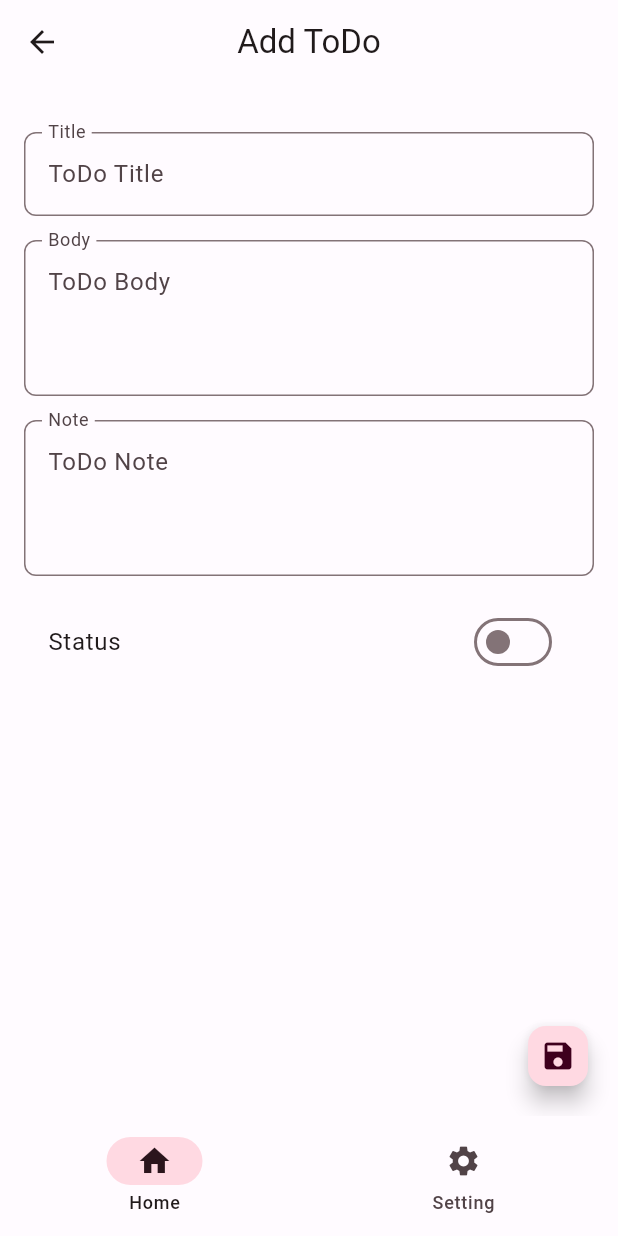
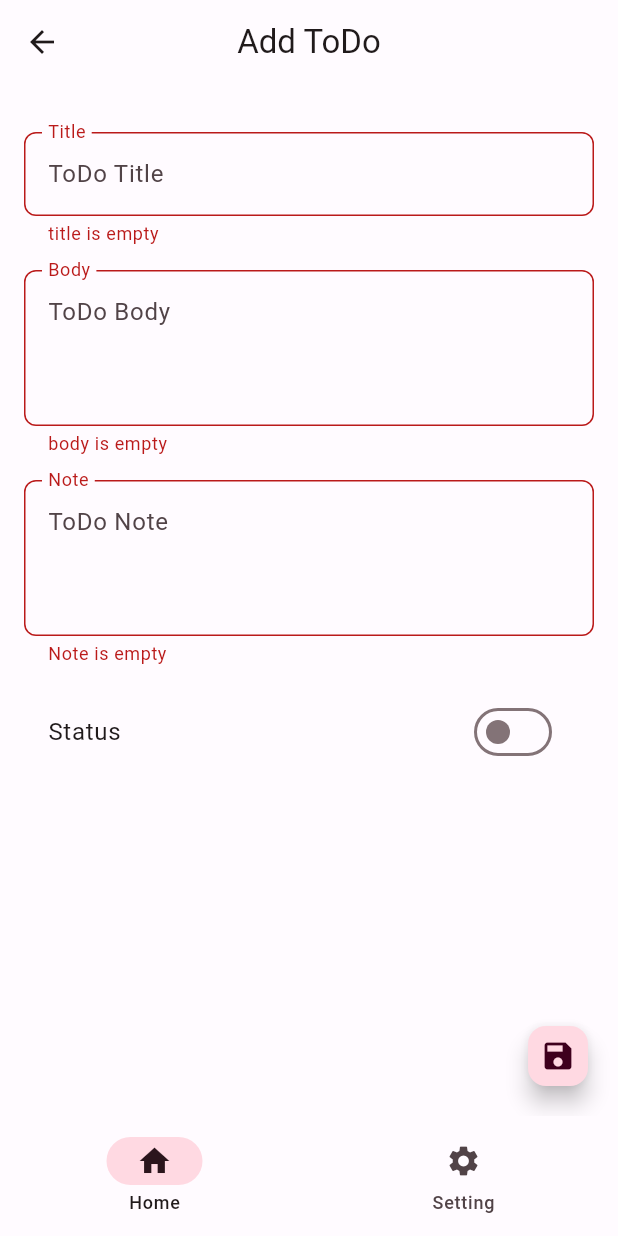
Before and after one commit to rddewan/flutter-clean-architecture-with-cubit, a Flutter app: the ToDoAddScreen screen opened by its route, after a tap on the "save" icon, on a phone screen of 412 x 824 dp. Run offline on Flutter 3.47's test engine with Material 2 defaults, Android fonts, the phone set to English and light mode, and no system bars; our stand-ins replace equatable, flutter_bloc, freezed_annotation, get_it, go_router.

```diff
--- a/lib/core/route/go_router_provider.dart
+++ b/lib/core/route/go_router_provider.dart
@@ -1,17 +1,20 @@
-
 import 'package:flutter/material.dart';
+import 'package:flutter_bloc/flutter_bloc.dart';
 import 'package:go_router/go_router.dart';
 import 'package:todo_app/core/route/route_name.dart';
+import 'package:todo_app/core/service_locator.dart';
 import 'package:todo_app/features/dashboard/presentation/ui/dashboard_screen.dart';
 import 'package:todo_app/features/setting/presentation/ui/setting_screen.dart';
+import 'package:todo_app/features/todo/presentation/controller/todo_add_controller.dart';
 import 'package:todo_app/features/todo/presentation/ui/todo_add_screen.dart';
 import 'package:todo_app/features/todo/presentation/ui/todo_screen.dart';
 
-final GlobalKey<NavigatorState> _rootNavigatorKey = GlobalKey(debugLabel: 'root');
-final GlobalKey<NavigatorState> _shellNavigatorKey = GlobalKey(debugLabel: 'shell');
+final GlobalKey<NavigatorState> _rootNavigatorKey =
+    GlobalKey(debugLabel: 'root');
+final GlobalKey<NavigatorState> _shellNavigatorKey =
+    GlobalKey(debugLabel: 'shell');
 
 class GoRouterProvider {
-
   GoRouter goRouter() {
     return GoRouter(
         navigatorKey: _rootNavigatorKey,
@@ -19,8 +22,11 @@ class GoRouterProvider {
         routes: [
           ShellRoute(
               navigatorKey: _shellNavigatorKey,
-          builder: (context,state,child) {
-            return DashboardScreen(key: state.pageKey,child: child,);
+              builder: (context, state, child) {
+                return DashboardScreen(
+                  key: state.pageKey,
+                  child: child,
+                );
               },
               routes: [
                 GoRoute(
@@ -38,14 +44,15 @@ class GoRouterProvider {
                         path: 'addToDo',
                         name: addToDoRoute,
                         builder: (context, state) {
-                    return ToDoAddScreen(
+                          return BlocProvider(
+                            create: (context) => getIt.get<ToDoAddController>(),
+                            child: ToDoAddScreen(
                               key: state.pageKey,
+                            ),
                           );
                         },
                       ),
-              ]
-            ),
-
+                    ]),
                 GoRoute(
                   path: '/setting',
                   name: settingRoute,
@@ -57,9 +64,7 @@ class GoRouterProvider {
                     );
                   },
                 )
-          ]
-        )
-      ]
-    ) ;
+              ])
+        ]);
   }
 }
--- a/lib/features/todo/presentation/controller/todo_add_controller.dart
+++ b/lib/features/todo/presentation/controller/todo_add_controller.dart
@@ -14,7 +14,7 @@ class ToDoAddController extends Cubit<ToDoAddState> {
     try {
 
       emit(state.copyWith(isLoading: true));
-
+      setFormData(key: 'user_id', value: '1');
       final result = await _toDoService.addToDo(state.formData);
       _setIsAdded(result.id >= 1);
 
--- a/lib/features/todo/presentation/ui/todo_add_screen.dart
+++ b/lib/features/todo/presentation/ui/todo_add_screen.dart
@@ -1,8 +1,10 @@
 
 
 import 'package:flutter/material.dart';
+import 'package:flutter_bloc/flutter_bloc.dart';
 import 'package:todo_app/common/style/dimens.dart';
 import 'package:todo_app/common/widget/form/custom_text_form_field.dart';
+import 'package:todo_app/features/todo/presentation/controller/todo_add_controller.dart';
 
 class ToDoAddScreen extends StatefulWidget {
   const ToDoAddScreen({Key? key}) : super(key: key);
@@ -53,6 +55,9 @@ class _ToDoAddScreenState extends State<ToDoAddScreen> {
                     return null;
                   },
                   onChanged: (value) {
+                    context.read<ToDoAddController>().setFormData(
+                      key: 'title', value: value,
+                    );
                     return null;
                   },
                 ),
@@ -60,7 +65,7 @@ class _ToDoAddScreenState extends State<ToDoAddScreen> {
                 const SizedBox(height: kMedium,),
 
                 CustomTextFormField(
-                  controller: _titleController,
+                  controller: _bodyController,
                   labelText: 'Body',
                   hintText: 'ToDo Body',
                   keyboardType: TextInputType.text,
@@ -74,6 +79,9 @@ class _ToDoAddScreenState extends State<ToDoAddScreen> {
                     return null;
                   },
                   onChanged: (value) {
+                    context.read<ToDoAddController>().setFormData(
+                      key: 'body', value: value,
+                    );
                     return null;
                   },
                 ),
@@ -81,7 +89,7 @@ class _ToDoAddScreenState extends State<ToDoAddScreen> {
                 const SizedBox(height: kMedium,),
 
                 CustomTextFormField(
-                  controller: _titleController,
+                  controller: _noteController,
                   labelText: 'Note',
                   hintText: 'ToDo Note',
                   keyboardType: TextInputType.text,
@@ -95,6 +103,9 @@ class _ToDoAddScreenState extends State<ToDoAddScreen> {
                     return null;
                   },
                   onChanged: (value) {
+                    context.read<ToDoAddController>().setFormData(
+                      key: 'note', value: value,
+                    );
                     return null;
                   },
                 ),
@@ -103,9 +114,9 @@ class _ToDoAddScreenState extends State<ToDoAddScreen> {
 
                 SwitchListTile.adaptive(
                   title: const Text('Status'),
-                  value: false,
+                  value: context.watch<ToDoAddController>().state.todoStatus,
                   onChanged: (value) {
-
+                    context.read<ToDoAddController>().setToDoStatus(value);
                   },
                 )
               ],
@@ -116,7 +127,10 @@ class _ToDoAddScreenState extends State<ToDoAddScreen> {
       floatingActionButton: FloatingActionButton.small(
         heroTag: 'saveToDo',
         onPressed: () {
-
+          final isValid = _formKey.currentState?.validate();
+          if(isValid != null && isValid) {
+            context.read<ToDoAddController>().addToDo();
+          }
         },
         child: const Icon(Icons.save),
       ),
```
Lines whose indentation alone changed are shown as unchanged.
